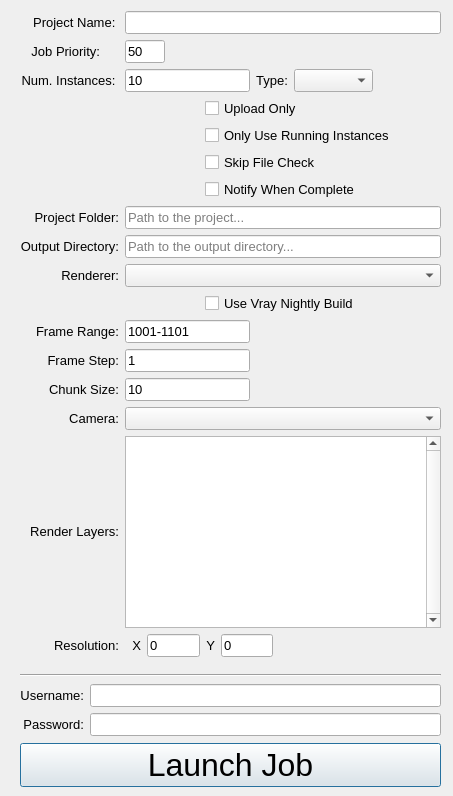
This is resources/submit_dialog.ui in mybikeislost/zync-maya as Qt 5 draws it before an edit. The edited form follows.
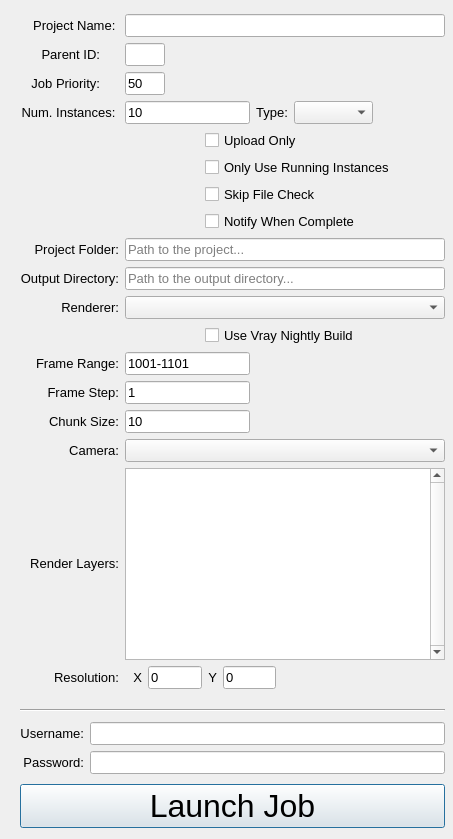
This is the edited form.

Commit message: Added Parent ID field, to support new job dependency system.

Patch:
```diff
--- a/resources/submit_dialog.ui
+++ b/resources/submit_dialog.ui
@@ -7,7 +7,7 @@
     <x>0</x>
     <y>0</y>
     <width>453</width>
-    <height>796</height>
+    <height>839</height>
    </rect>
   </property>
   <property name="windowTitle">
@@ -18,8 +18,8 @@
     <rect>
      <x>0</x>
      <y>0</y>
-     <width>441</width>
-     <height>791</height>
+     <width>445</width>
+     <height>835</height>
     </rect>
    </property>
    <property name="font">
@@ -42,7 +42,7 @@
       <property name="bottomMargin">
        <number>10</number>
       </property>
-      <item row="10" column="1">
+      <item row="11" column="1">
        <layout class="QHBoxLayout" name="horizontalLayout_9">
         <item>
          <spacer name="horizontalSpacer_9">
@@ -87,7 +87,7 @@
         </property>
        </widget>
       </item>
-      <item row="2" column="1">
+      <item row="3" column="1">
        <layout class="QHBoxLayout" name="horizontalLayout_3">
         <item>
          <widget class="QLineEdit" name="num_instances">
@@ -158,7 +158,7 @@
         </item>
        </layout>
       </item>
-      <item row="16" column="1">
+      <item row="17" column="1">
        <layout class="QHBoxLayout" name="horizontalLayout">
         <property name="spacing">
          <number>-1</number>
@@ -271,7 +271,7 @@
         </item>
        </layout>
       </item>
-      <item row="15" column="0">
+      <item row="16" column="0">
        <widget class="QLabel" name="label_11">
         <property name="sizePolicy">
          <sizepolicy hsizetype="Minimum" vsizetype="Fixed">
@@ -292,7 +292,7 @@
         </property>
        </widget>
       </item>
-      <item row="2" column="0">
+      <item row="3" column="0">
        <widget class="QLabel" name="label_2">
         <property name="maximumSize">
          <size>
@@ -335,7 +335,7 @@
         </property>
        </widget>
       </item>
-      <item row="4" column="1">
+      <item row="5" column="1">
        <layout class="QHBoxLayout" name="horizontalLayout_6">
         <item>
          <spacer name="horizontalSpacer_8">
@@ -365,7 +365,7 @@
         </item>
        </layout>
       </item>
-      <item row="16" column="0">
+      <item row="17" column="0">
        <widget class="QLabel" name="label_12">
         <property name="font">
          <font>
@@ -381,6 +381,18 @@
        </widget>
       </item>
       <item row="15" column="1">
+       <widget class="QComboBox" name="camera">
+        <property name="font">
+         <font>
+          <pointsize>10</pointsize>
+         </font>
+        </property>
+        <property name="-ann" stdset="0">
+         <string>`python &quot;cmds.submit_callb('camera')&quot;`</string>
+        </property>
+       </widget>
+      </item>
+      <item row="16" column="1">
        <widget class="QListWidget" name="layers">
         <property name="sizePolicy">
          <sizepolicy hsizetype="Preferred" vsizetype="Preferred">
@@ -423,7 +435,7 @@
         </property>
        </widget>
       </item>
-      <item row="14" column="0">
+      <item row="15" column="0">
        <widget class="QLabel" name="label_10">
         <property name="font">
          <font>
@@ -438,19 +450,7 @@
         </property>
        </widget>
       </item>
-      <item row="14" column="1">
-       <widget class="QComboBox" name="camera">
-        <property name="font">
-         <font>
-          <pointsize>10</pointsize>
-         </font>
-        </property>
-        <property name="-ann" stdset="0">
-         <string>`python &quot;cmds.submit_callb('camera')&quot;`</string>
-        </property>
-       </widget>
-      </item>
-      <item row="13" column="0">
+      <item row="14" column="0">
        <widget class="QLabel" name="label_9">
         <property name="font">
          <font>
@@ -465,7 +465,40 @@
         </property>
        </widget>
       </item>
-      <item row="13" column="1">
+      <item row="2" column="1">
+       <layout class="QHBoxLayout" name="horizontalLayout_4">
+        <item>
+         <widget class="QLineEdit" name="priority">
+          <property name="maximumSize">
+           <size>
+            <width>40</width>
+            <height>16777215</height>
+           </size>
+          </property>
+          <property name="text">
+           <string>50</string>
+          </property>
+          <property name="-tx" stdset="0">
+           <string>`python &quot;cmds.submit_callb('priority')&quot;`</string>
+          </property>
+         </widget>
+        </item>
+        <item>
+         <spacer name="horizontalSpacer_4">
+          <property name="orientation">
+           <enum>Qt::Horizontal</enum>
+          </property>
+          <property name="sizeHint" stdset="0">
+           <size>
+            <width>40</width>
+            <height>20</height>
+           </size>
+          </property>
+         </spacer>
+        </item>
+       </layout>
+      </item>
+      <item row="14" column="1">
        <widget class="QLineEdit" name="chunk_size">
         <property name="sizePolicy">
          <sizepolicy hsizetype="Maximum" vsizetype="Fixed">
@@ -486,7 +519,7 @@
         </property>
        </widget>
       </item>
-      <item row="12" column="0">
+      <item row="13" column="0">
        <widget class="QLabel" name="label_8">
         <property name="font">
          <font>
@@ -501,7 +534,7 @@
         </property>
        </widget>
       </item>
-      <item row="12" column="1">
+      <item row="13" column="1">
        <widget class="QLineEdit" name="frame_step">
         <property name="sizePolicy">
          <sizepolicy hsizetype="Maximum" vsizetype="Fixed">
@@ -522,7 +555,7 @@
         </property>
        </widget>
       </item>
-      <item row="11" column="0">
+      <item row="12" column="0">
        <widget class="QLabel" name="label_7">
         <property name="font">
          <font>
@@ -537,7 +570,7 @@
         </property>
        </widget>
       </item>
-      <item row="9" column="0">
+      <item row="10" column="0">
        <widget class="QLabel" name="label_6">
         <property name="font">
          <font>
@@ -552,7 +585,7 @@
         </property>
        </widget>
       </item>
-      <item row="11" column="1">
+      <item row="12" column="1">
        <widget class="QLineEdit" name="frange">
         <property name="sizePolicy">
          <sizepolicy hsizetype="Maximum" vsizetype="Fixed">
@@ -573,7 +606,28 @@
         </property>
        </widget>
       </item>
-      <item row="8" column="0">
+      <item row="2" column="0">
+       <widget class="QLabel" name="label_17">
+        <property name="maximumSize">
+         <size>
+          <width>80</width>
+          <height>16777215</height>
+         </size>
+        </property>
+        <property name="font">
+         <font>
+          <pointsize>10</pointsize>
+         </font>
+        </property>
+        <property name="text">
+         <string>Job Priority:</string>
+        </property>
+        <property name="alignment">
+         <set>Qt::AlignRight|Qt::AlignTrailing|Qt::AlignVCenter</set>
+        </property>
+       </widget>
+      </item>
+      <item row="9" column="0">
        <widget class="QLabel" name="label_5">
         <property name="font">
          <font>
@@ -588,35 +642,14 @@
         </property>
        </widget>
       </item>
-      <item row="9" column="1">
+      <item row="10" column="1">
        <widget class="QComboBox" name="renderer">
         <property name="-ann" stdset="0">
          <string>`python &quot;cmds.submit_callb('renderer')&quot;`</string>
         </property>
        </widget>
       </item>
-      <item row="1" column="0">
-       <widget class="QLabel" name="label_17">
-        <property name="maximumSize">
-         <size>
-          <width>80</width>
-          <height>16777215</height>
-         </size>
-        </property>
-        <property name="font">
-         <font>
-          <pointsize>10</pointsize>
-         </font>
-        </property>
-        <property name="text">
-         <string>Job Priority:</string>
-        </property>
-        <property name="alignment">
-         <set>Qt::AlignRight|Qt::AlignTrailing|Qt::AlignVCenter</set>
-        </property>
-       </widget>
-      </item>
-      <item row="7" column="0">
+      <item row="8" column="0">
        <widget class="QLabel" name="label_4">
         <property name="font">
          <font>
@@ -631,7 +664,7 @@
         </property>
        </widget>
       </item>
-      <item row="8" column="1">
+      <item row="9" column="1">
        <widget class="QLineEdit" name="output_dir">
         <property name="placeholderText">
          <string>Path to the output directory...</string>
@@ -641,7 +674,7 @@
         </property>
        </widget>
       </item>
-      <item row="7" column="1">
+      <item row="8" column="1">
        <widget class="QLineEdit" name="project">
         <property name="placeholderText">
          <string>Path to the project...</string>
@@ -651,7 +684,7 @@
         </property>
        </widget>
       </item>
-      <item row="3" column="1">
+      <item row="4" column="1">
        <layout class="QHBoxLayout" name="horizontalLayout_5">
         <item>
          <spacer name="horizontalSpacer_3">
@@ -681,40 +714,7 @@
         </item>
        </layout>
       </item>
-      <item row="1" column="1">
-       <layout class="QHBoxLayout" name="horizontalLayout_4">
-        <item>
-         <widget class="QLineEdit" name="priority">
-          <property name="maximumSize">
-           <size>
-            <width>40</width>
-            <height>16777215</height>
-           </size>
-          </property>
-          <property name="text">
-           <string>50</string>
-          </property>
-          <property name="-tx" stdset="0">
-           <string>`python &quot;cmds.submit_callb('priority')&quot;`</string>
-          </property>
-         </widget>
-        </item>
-        <item>
-         <spacer name="horizontalSpacer_4">
-          <property name="orientation">
-           <enum>Qt::Horizontal</enum>
-          </property>
-          <property name="sizeHint" stdset="0">
-           <size>
-            <width>80</width>
-            <height>20</height>
-           </size>
-          </property>
-         </spacer>
-        </item>
-       </layout>
-      </item>
-      <item row="5" column="1">
+      <item row="6" column="1">
        <layout class="QHBoxLayout" name="horizontalLayout_7">
         <item>
          <spacer name="horizontalSpacer_6">
@@ -750,7 +750,7 @@
         </item>
        </layout>
       </item>
-      <item row="6" column="1">
+      <item row="7" column="1">
        <layout class="QHBoxLayout" name="horizontalLayout_8">
         <item>
          <spacer name="horizontalSpacer_7">
@@ -786,6 +786,66 @@
         </item>
        </layout>
       </item>
+      <item row="1" column="0">
+       <widget class="QLabel" name="label_18">
+        <property name="maximumSize">
+         <size>
+          <width>80</width>
+          <height>16777215</height>
+         </size>
+        </property>
+        <property name="font">
+         <font>
+          <pointsize>10</pointsize>
+         </font>
+        </property>
+        <property name="text">
+         <string>Parent ID:</string>
+        </property>
+        <property name="alignment">
+         <set>Qt::AlignRight|Qt::AlignTrailing|Qt::AlignVCenter</set>
+        </property>
+       </widget>
+      </item>
+      <item row="1" column="1">
+       <layout class="QHBoxLayout" name="horizontalLayout_11">
+        <item>
+         <widget class="QLineEdit" name="parent_id">
+          <property name="sizePolicy">
+           <sizepolicy hsizetype="Expanding" vsizetype="Fixed">
+            <horstretch>0</horstretch>
+            <verstretch>0</verstretch>
+           </sizepolicy>
+          </property>
+          <property name="maximumSize">
+           <size>
+            <width>40</width>
+            <height>16777215</height>
+           </size>
+          </property>
+          <property name="-tx" stdset="0">
+           <string>`python &quot;cmds.submit_callb('parent_id')&quot;`</string>
+          </property>
+         </widget>
+        </item>
+        <item>
+         <spacer name="horizontalSpacer_10">
+          <property name="orientation">
+           <enum>Qt::Horizontal</enum>
+          </property>
+          <property name="sizeType">
+           <enum>QSizePolicy::Expanding</enum>
+          </property>
+          <property name="sizeHint" stdset="0">
+           <size>
+            <width>120</width>
+            <height>20</height>
+           </size>
+          </property>
+         </spacer>
+        </item>
+       </layout>
+      </item>
      </layout>
     </item>
     <item>
```
The commit also changes 1 other file.
